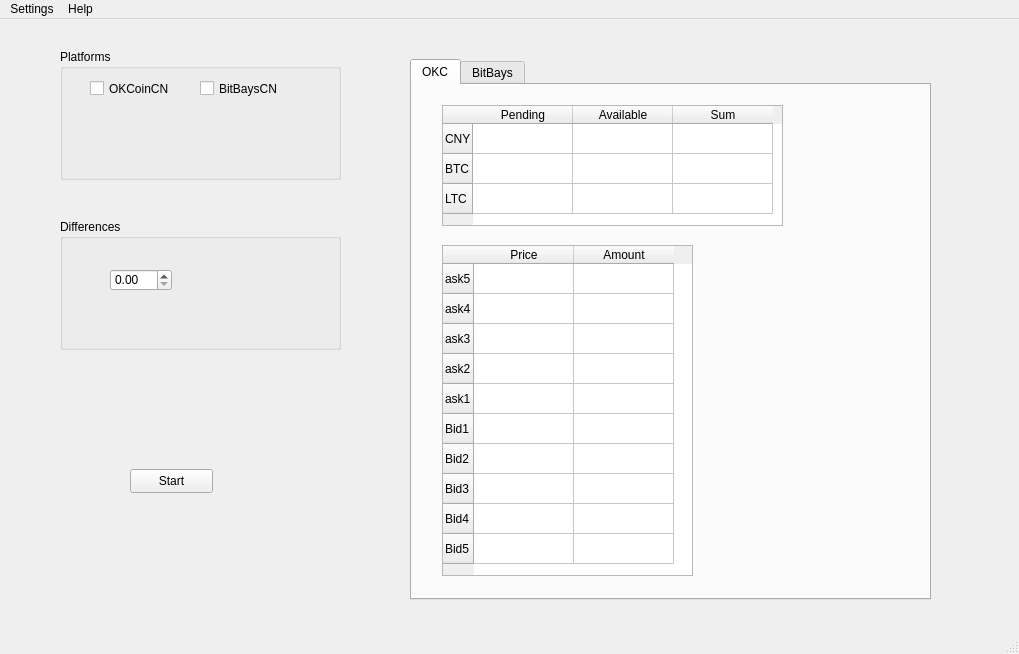
Qt form arbitrage.ui (hongxuchen/arbitrage-py) before a commit.
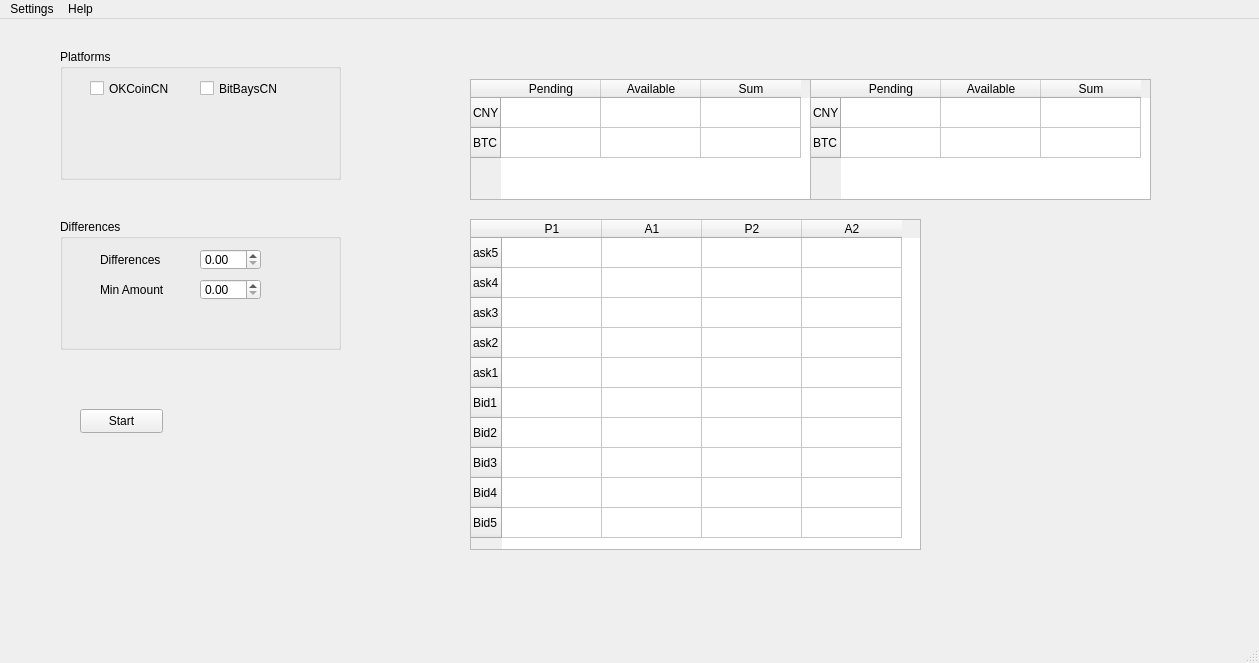
The same form after that commit.

Patch:
```diff
--- a/arbitrage.ui
+++ b/arbitrage.ui
@@ -6,8 +6,8 @@
    <rect>
     <x>0</x>
     <y>0</y>
-    <width>1019</width>
-    <height>654</height>
+    <width>1259</width>
+    <height>663</height>
    </rect>
   </property>
   <property name="windowTitle">
@@ -53,27 +53,83 @@
      </property>
     </widget>
    </widget>
-   <widget class="QTabWidget" name="details_groupbox">
+   <widget class="QGroupBox" name="diff_groupbox">
     <property name="geometry">
      <rect>
-      <x>410</x>
-      <y>40</y>
-      <width>521</width>
-      <height>541</height>
+      <x>60</x>
+      <y>200</y>
+      <width>281</width>
+      <height>131</height>
      </rect>
     </property>
-    <property name="currentIndex">
-     <number>0</number>
+    <property name="title">
+     <string>Differences</string>
     </property>
-    <widget class="QWidget" name="okc_asset_tab">
-     <attribute name="title">
-      <string>OKC</string>
-     </attribute>
+    <widget class="QDoubleSpinBox" name="diff_spinbox">
+     <property name="geometry">
+      <rect>
+       <x>140</x>
+       <y>30</y>
+       <width>61</width>
+       <height>21</height>
+      </rect>
+     </property>
+    </widget>
+    <widget class="QLabel" name="label">
+     <property name="geometry">
+      <rect>
+       <x>40</x>
+       <y>30</y>
+       <width>71</width>
+       <height>21</height>
+      </rect>
+     </property>
+     <property name="text">
+      <string>Differences</string>
+     </property>
+    </widget>
+    <widget class="QLabel" name="label_2">
+     <property name="geometry">
+      <rect>
+       <x>40</x>
+       <y>60</y>
+       <width>71</width>
+       <height>21</height>
+      </rect>
+     </property>
+     <property name="text">
+      <string>Min Amount</string>
+     </property>
+    </widget>
+    <widget class="QDoubleSpinBox" name="diff_spinbox_2">
+     <property name="geometry">
+      <rect>
+       <x>140</x>
+       <y>60</y>
+       <width>61</width>
+       <height>21</height>
+      </rect>
+     </property>
+    </widget>
+   </widget>
+   <widget class="QPushButton" name="trade_button">
+    <property name="geometry">
+     <rect>
+      <x>80</x>
+      <y>390</y>
+      <width>83</width>
+      <height>24</height>
+     </rect>
+    </property>
+    <property name="text">
+     <string>Start</string>
+    </property>
+   </widget>
      <widget class="QTableWidget" name="asset_okc_table">
       <property name="geometry">
        <rect>
-        <x>30</x>
-        <y>20</y>
+      <x>470</x>
+      <y>60</y>
         <width>341</width>
         <height>121</height>
        </rect>
@@ -88,11 +144,6 @@
         <string>BTC</string>
        </property>
       </row>
-      <row>
-       <property name="text">
-        <string>LTC</string>
-       </property>
-      </row>
       <column>
        <property name="text">
         <string>Pending</string>
@@ -109,12 +160,12 @@
        </property>
       </column>
      </widget>
-     <widget class="QTableWidget" name="okc_ask_bid_table">
+   <widget class="QTableWidget" name="ask_bid_table">
       <property name="geometry">
        <rect>
-        <x>30</x>
-        <y>160</y>
-        <width>251</width>
+      <x>470</x>
+      <y>200</y>
+      <width>451</width>
         <height>331</height>
        </rect>
       </property>
@@ -170,57 +221,59 @@
       </row>
       <column>
        <property name="text">
-        <string>Price</string>
+      <string>P1</string>
        </property>
       </column>
       <column>
        <property name="text">
-        <string>Amount</string>
-       </property>
-      </column>
-     </widget>
-    </widget>
-    <widget class="QWidget" name="bb_asset_tab">
-     <attribute name="title">
-      <string>BitBays</string>
-     </attribute>
-    </widget>
-   </widget>
-   <widget class="QGroupBox" name="diff_groupbox">
+      <string>A1</string>
+     </property>
+    </column>
+    <column>
+     <property name="text">
+      <string>P2</string>
+     </property>
+    </column>
+    <column>
+     <property name="text">
+      <string>A2</string>
+     </property>
+    </column>
+   </widget>
+   <widget class="QTableWidget" name="asset_bb_table">
     <property name="geometry">
      <rect>
-      <x>60</x>
-      <y>200</y>
-      <width>281</width>
-      <height>131</height>
+      <x>810</x>
+      <y>60</y>
+      <width>341</width>
+      <height>121</height>
      </rect>
     </property>
-    <property name="title">
-     <string>Differences</string>
-    </property>
-    <widget class="QDoubleSpinBox" name="diff_spinbox">
-     <property name="geometry">
-      <rect>
-       <x>50</x>
-       <y>50</y>
-       <width>62</width>
-       <height>22</height>
-      </rect>
+    <row>
+     <property name="text">
+      <string>CNY</string>
+     </property>
+    </row>
+    <row>
+     <property name="text">
+      <string>BTC</string>
      </property>
-    </widget>
-   </widget>
-   <widget class="QPushButton" name="trade_button">
-    <property name="geometry">
-     <rect>
-      <x>130</x>
-      <y>450</y>
-      <width>83</width>
-      <height>24</height>
-     </rect>
-    </property>
+    </row>
+    <column>
+     <property name="text">
+      <string>Pending</string>
+     </property>
+    </column>
+    <column>
     <property name="text">
-     <string>Start</string>
-    </property>
+      <string>Available</string>
+     </property>
+    </column>
+    <column>
+     <property name="text">
+      <string>Sum</string>
+     </property>
+    </column>
    </widget>
   </widget>
   <widget class="QMenuBar" name="menubar">
@@ -228,7 +281,7 @@
     <rect>
      <x>0</x>
      <y>0</y>
-     <width>1019</width>
+     <width>1259</width>
      <height>19</height>
     </rect>
    </property>
```
Lines whose indentation alone changed are shown as unchanged.
